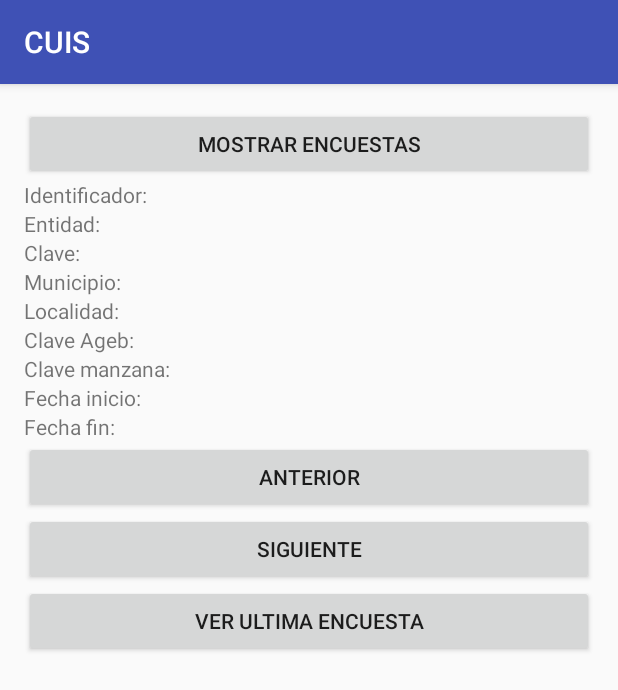
After one commit to sibok666/sdsProject, an Android app: the GetAllActivity screen opened directly, with no data from a screen before it, on a phone screen of 412 x 824 dp. The commit adds this screen. Shown: the top 690 px of the screen. Run offline under Robolectric (Android 15) with nearby library versions, the phone set to English and light mode, and no system bars.

Commit message:
Funciona ya el guardado en la BD remota,  para la primera parte de la encuesta.
Se obtienen los resultados y se muestran de manera limitada a 8 parametros para proposito de demo.

```diff
--- a/app/src/main/AndroidManifest.xml
+++ b/app/src/main/AndroidManifest.xml
@@ -64,7 +64,8 @@
         <activity android:name=".cuestionario.sedesol.paginas.hogar.Pagina4" />
         <activity android:name=".cuestionario.sedesol.paginas.hogar.Pagina5" />
         <activity android:name=".cuestionario.sedesol.paginas.hogar.AgregarIntegrante" />
-        <activity android:name=".cuestionario.sedesol.paginas.hogar.DatosIntegrantes"></activity>
+        <activity android:name=".cuestionario.sedesol.paginas.hogar.DatosIntegrantes" />
+        <activity android:name=".cuestionario.sedesol.paginas.GetAllActivity"></activity>
     </application>
 
 </manifest>
--- a/app/src/main/java/cuestionario/sedesol/com/democuestionario/IniciarSesion.java
+++ b/app/src/main/java/cuestionario/sedesol/com/democuestionario/IniciarSesion.java
@@ -10,6 +10,7 @@ import java.util.Date;
 import java.util.List;
 
 import cuestionario.entidades.Usuario;
+import cuestionario.sedesol.com.democuestionario.cuestionario.sedesol.paginas.GetAllActivity;
 import cuestionario.sedesol.com.democuestionario.cuestionario.sedesol.paginas.PageOne;
 
 import static android.content.ContentValues.TAG;
@@ -32,4 +33,9 @@ public class IniciarSesion extends AppCompatActivity {
         //}
 
     }
+
+    public void verEncuestas(View view){
+        Intent intent = new Intent(this, GetAllActivity.class);
+        startActivity(intent);
+    }
 }
--- /dev/null
+++ b/app/src/main/java/cuestionario/sedesol/com/democuestionario/cuestionario/sedesol/paginas/GetAllActivity.java
@@ -0,0 +1,229 @@
+package cuestionario.sedesol.com.democuestionario.cuestionario.sedesol.paginas;
+
+import android.app.ProgressDialog;
+import android.os.AsyncTask;
+import android.support.v7.app.AppCompatActivity;
+import android.os.Bundle;
+import android.view.View;
+import android.widget.Button;
+import android.widget.TextView;
+
+import org.apache.http.HttpEntity;
+import org.apache.http.HttpResponse;
+import org.apache.http.client.HttpClient;
+import org.apache.http.client.methods.HttpPost;
+import org.apache.http.impl.client.DefaultHttpClient;
+import org.json.JSONArray;
+import org.json.JSONException;
+import org.json.JSONObject;
+
+import java.io.BufferedReader;
+import java.io.IOException;
+import java.io.InputStream;
+import java.io.InputStreamReader;
+import java.text.ParseException;
+import java.text.SimpleDateFormat;
+import java.util.ArrayList;
+import java.util.Date;
+import java.util.List;
+
+import cuestionario.entidades.EncuestaGeneralPre;
+import cuestionario.sedesol.com.democuestionario.R;
+
+public class GetAllActivity extends AppCompatActivity {
+
+    TextView t1;
+    TextView t2;
+    TextView t3;
+    TextView t4;
+    TextView t5;
+    TextView t6;
+    TextView t7;
+    TextView t8;
+    TextView t9;
+    Integer posicion=0;
+    private ProgressDialog pDialog;
+
+    List<EncuestaGeneralPre> listaEncuestas=new ArrayList<EncuestaGeneralPre>();
+    EncuestaGeneralPre encuesta;
+
+    Button encuestaAnterior;
+    Button encuestaSiguiente;
+    Button encuestaFinal;
+
+    @Override
+    protected void onCreate(Bundle savedInstanceState) {
+        super.onCreate(savedInstanceState);
+        setContentView(R.layout.activity_get_all);
+        t1=(TextView) findViewById(R.id.entidadText);
+        t2=(TextView) findViewById(R.id.claveEntidadtext);
+        t3=(TextView) findViewById(R.id.municipioText);
+        t4=(TextView) findViewById(R.id.localidadText);
+        t5=(TextView) findViewById(R.id.claveAgebText);
+        t6=(TextView) findViewById(R.id.claveManzanaText);
+        t7=(TextView) findViewById(R.id.fechaInicioText);
+        t8=(TextView) findViewById(R.id.fechaFinText);
+        t9=(TextView) findViewById(R.id.numeroEncuestaText);
+        encuestaAnterior=(Button)findViewById(R.id.buttonEncuestaAnterior);
+        encuestaSiguiente=(Button)findViewById(R.id.buttonEncuestaSiguiente);
+        encuestaFinal=(Button)findViewById(R.id.buttonEncuestaFinal);
+
+        encuestaFinal.setOnClickListener(new View.OnClickListener() {
+            @Override
+            public void onClick(View v) {
+                if(!listaEncuestas.isEmpty()){
+                    mostrarEncuesta(listaEncuestas.size()-1);
+                }
+            }
+        });
+
+        encuestaSiguiente.setOnClickListener(new View.OnClickListener() {
+            @Override
+            public void onClick(View v) {
+                if(!listaEncuestas.isEmpty()){
+                    if(posicion>=listaEncuestas.size()-1){
+                        mostrarEncuesta(posicion);
+                    }else{
+                        posicion++;
+                        mostrarEncuesta(posicion);
+                    }
+                }
+            }
+        });
+
+        encuestaAnterior.setOnClickListener(new View.OnClickListener() {
+            @Override
+            public void onClick(View v) {
+                if(!listaEncuestas.isEmpty()){
+                    if(posicion<=0){
+                        posicion=0;
+                        mostrarEncuesta(posicion);
+                    }else{
+                        posicion--;
+                        mostrarEncuesta(posicion);
+                    }
+                }
+            }
+        });
+
+
+
+    }
+
+    public String mostrar(){
+        HttpClient httpClient=new DefaultHttpClient();
+        HttpPost httpPost=new HttpPost("http://www.dox.com.mx/sdsProject/getall.php");
+        String resultado="";
+        HttpResponse response;
+
+        try{
+            response=httpClient.execute(httpPost);
+            HttpEntity entity=response.getEntity();
+            resultado=fromStream(entity.getContent());
+
+        }catch(Exception e){
+            e.printStackTrace();
+        }
+
+        return resultado;
+    }
+
+
+    public String fromStream(InputStream in) throws IOException
+    {
+        BufferedReader reader = new BufferedReader(new InputStreamReader(in));
+        StringBuilder out = new StringBuilder();
+        String newLine = System.getProperty("line.separator");
+        String line;
+        while ((line = reader.readLine()) != null) {
+            out.append(line);
+            out.append(newLine);
+        }
+        return out.toString();
+    }
+
+    public boolean filtrarDatos(){
+        listaEncuestas.clear();
+        String data=mostrar();
+        if(!data.equalsIgnoreCase("")){
+            try{
+                JSONObject jsonObject=new JSONObject(data);
+                JSONArray jsonArray=jsonObject.optJSONArray("encuestasAplicadas");
+
+                SimpleDateFormat formatter = new SimpleDateFormat("dd-MM-yyyy HH:mm:ss");
+
+                for(int i=0;i<jsonArray.length();i++){
+                    encuesta=new EncuestaGeneralPre();
+                    JSONObject jsonArrayChild=jsonArray.getJSONObject(i);
+                    encuesta.setFechaInicio(formatter.parse(jsonArrayChild.optString("fechaInicio")));
+                    encuesta.setFechaFin(formatter.parse(jsonArrayChild.optString("fechaFin")));
+                    encuesta.setEntidadFederativa(jsonArrayChild.optString("entidadFederativa"));
+                    encuesta.setClaveAgeb(jsonArrayChild.optString("claveAgeb"));
+                    encuesta.setClaveManzana(jsonArrayChild.optString("claveManzana"));
+                    encuesta.setLocalidad(jsonArrayChild.optString("localidad"));
+                    encuesta.setMunicipio(jsonArrayChild.optString("municipio"));
+                    encuesta.setClaveEntidad(jsonArrayChild.optString("claveEntidad"));
+                    encuesta.setLatitud(jsonArrayChild.optLong("latitud"));
+                    encuesta.setLongitud(jsonArrayChild.optLong("longitud"));
+                    encuesta.setIdEncuesta(jsonArrayChild.optInt("idEncuesta"));
+                    listaEncuestas.add(encuesta);
+                }
+            }catch (JSONException e){
+                e.printStackTrace();
+            }catch (ParseException p){
+                p.printStackTrace();
+            }
+            return true;
+        }
+        return false;
+    }
+
+    public void obtenerListadoEncuestas(View view) {
+        new Mostrar().execute();
+    }
+
+    public void mostrarEncuesta(final Integer posicion){
+        final SimpleDateFormat format=new SimpleDateFormat("dd/MM/yyyy HH:mm:ss");
+
+        runOnUiThread(new Runnable() {
+            @Override
+            public void run() {
+                encuesta=listaEncuestas.get(posicion);
+                t9.setText("Identificador: "+encuesta.getIdEncuesta());
+                t1.setText("Entidad: "+encuesta.getEntidadFederativa());
+                t2.setText("Clave: "+encuesta.getClaveEntidad());
+                t3.setText("Municipio: "+encuesta.getMunicipio());
+                t4.setText("Localidad: "+encuesta.getLocalidad());
+                t5.setText("Clave ageb:"+encuesta.getClaveAgeb());
+                t6.setText("Clave Manzana: "+encuesta.getClaveManzana());
+                t7.setText(format.format(encuesta.getFechaInicio()));
+                t8.setText(format.format(encuesta.getFechaFin()));
+
+            }
+        });
+
+    }
+
+    class Mostrar extends AsyncTask<String,String,String>{
+
+        @Override
+        protected String doInBackground(String... params) {
+            if(filtrarDatos()){
+                mostrarEncuesta(posicion);
+            }
+            pDialog.dismiss();
+            return null;
+        }
+
+        @Override
+        protected void onPreExecute() {
+            super.onPreExecute();
+            pDialog = new ProgressDialog(GetAllActivity.this);
+            pDialog.setMessage("Obteniendo información...");
+            pDialog.setIndeterminate(false);
+            pDialog.setCancelable(true);
+            pDialog.show();
+        }
+
+    }
+}
--- a/app/src/main/java/cuestionario/sedesol/com/democuestionario/cuestionario/sedesol/paginas/TresBActivity.java
+++ b/app/src/main/java/cuestionario/sedesol/com/democuestionario/cuestionario/sedesol/paginas/TresBActivity.java
@@ -71,6 +71,7 @@ public class TresBActivity extends AppCompatActivity {
         //intent.putExtra("EncuestaGeneralPre",encuestaGeneralPre);
         Bundle bundle=new Bundle();
         bundle.putSerializable("EncuestaGeneralPre",encuestaGeneralPre);
+        intent.putExtras(bundle);
         startActivity(intent);
     }
 }
--- a/app/src/main/java/cuestionario/sedesol/com/democuestionario/cuestionario/sedesol/paginas/TresCActivity.java
+++ b/app/src/main/java/cuestionario/sedesol/com/democuestionario/cuestionario/sedesol/paginas/TresCActivity.java
@@ -88,6 +88,7 @@ public class TresCActivity extends AppCompatActivity {
         //intent.putExtra("EncuestaGeneralPre",encuestaGeneralPre);
         Bundle bundle=new Bundle();
         bundle.putSerializable("EncuestaGeneralPre",encuestaGeneralPre);
+        intent.putExtras(bundle);
         startActivity(intent);
     }
 
--- a/app/src/main/java/cuestionario/sedesol/com/democuestionario/cuestionario/sedesol/paginas/TresCSecondActivity.java
+++ b/app/src/main/java/cuestionario/sedesol/com/democuestionario/cuestionario/sedesol/paginas/TresCSecondActivity.java
@@ -95,6 +95,7 @@ public class TresCSecondActivity extends AppCompatActivity {
         //intent.putExtra("EncuestaGeneralPre",encuestaGeneralPre);
         Bundle bundle=new Bundle();
         bundle.putSerializable("EncuestaGeneralPre",encuestaGeneralPre);
+        intent.putExtras(bundle);
         startActivity(intent);
     }
 }
--- /dev/null
+++ b/app/src/main/res/layout/activity_get_all.xml
@@ -0,0 +1,102 @@
+<?xml version="1.0" encoding="utf-8"?>
+<RelativeLayout xmlns:android="http://schemas.android.com/apk/res/android"
+    xmlns:tools="http://schemas.android.com/tools"
+    android:id="@+id/activity_get_all"
+    android:layout_width="match_parent"
+    android:layout_height="match_parent"
+    android:paddingBottom="@dimen/activity_vertical_margin"
+    android:paddingLeft="@dimen/activity_horizontal_margin"
+    android:paddingRight="@dimen/activity_horizontal_margin"
+    android:paddingTop="@dimen/activity_vertical_margin"
+    tools:context="cuestionario.sedesol.com.democuestionario.cuestionario.sedesol.paginas.GetAllActivity">
+
+    <ScrollView
+        android:layout_width="match_parent"
+        android:layout_height="match_parent">
+
+        <LinearLayout
+            android:layout_width="match_parent"
+            android:layout_height="wrap_content"
+            android:orientation="vertical" >
+
+            <Button
+                android:text="Mostrar encuestas"
+                android:layout_width="match_parent"
+                android:layout_height="wrap_content"
+                android:id="@+id/buttonGetAll"
+                android:onClick="obtenerListadoEncuestas" />
+
+            <TextView
+                android:text="Identificador:"
+                android:layout_width="match_parent"
+                android:layout_height="wrap_content"
+                android:id="@+id/numeroEncuestaText" />
+
+            <TextView
+                android:text="Entidad:"
+                android:layout_width="match_parent"
+                android:layout_height="wrap_content"
+                android:id="@+id/entidadText" />
+
+            <TextView
+                android:layout_width="match_parent"
+                android:layout_height="wrap_content"
+                android:id="@+id/claveEntidadtext"
+                android:text="Clave:" />
+
+            <TextView
+                android:text="Municipio:"
+                android:layout_width="match_parent"
+                android:layout_height="wrap_content"
+                android:id="@+id/municipioText" />
+
+            <TextView
+                android:text="Localidad:"
+                android:layout_width="match_parent"
+                android:layout_height="wrap_content"
+                android:id="@+id/localidadText" />
+
+            <TextView
+                android:text="Clave Ageb:"
+                android:layout_width="match_parent"
+                android:layout_height="wrap_content"
+                android:id="@+id/claveAgebText" />
+
+            <TextView
+                android:text="Clave manzana:"
+                android:layout_width="match_parent"
+                android:layout_height="wrap_content"
+                android:id="@+id/claveManzanaText" />
+
+            <TextView
+                android:text="Fecha inicio:"
+                android:layout_width="match_parent"
+                android:layout_height="wrap_content"
+                android:id="@+id/fechaInicioText" />
+
+            <TextView
+                android:text="Fecha fin:"
+                android:layout_width="match_parent"
+                android:layout_height="wrap_content"
+                android:id="@+id/fechaFinText" />
+
+            <Button
+                android:text="Anterior"
+                android:layout_width="match_parent"
+                android:layout_height="wrap_content"
+                android:id="@+id/buttonEncuestaAnterior" />
+
+            <Button
+                android:text="Siguiente"
+                android:layout_width="match_parent"
+                android:layout_height="wrap_content"
+                android:id="@+id/buttonEncuestaSiguiente" />
+
+            <Button
+                android:text="ver ultima encuesta"
+                android:layout_width="match_parent"
+                android:layout_height="wrap_content"
+                android:id="@+id/buttonEncuestaFinal" />
+        </LinearLayout>
+    </ScrollView>
+</RelativeLayout>
--- a/app/src/main/res/layout/activity_tres_b.xml
+++ b/app/src/main/res/layout/activity_tres_b.xml
@@ -178,7 +178,7 @@
                 android:id="@+id/button3"
                 android:layout_alignParentRight="true"
                 android:layout_alignParentEnd="true"
-                android:onClick="irAApartadoIdentificacionDelHogar (TresBActivity)" />
+                android:onClick="irAApartadoIdentificacionDelHogar" />
         </LinearLayout>
     </ScrollView>
 
--- a/app/src/main/res/layout/activity_tres_c.xml
+++ b/app/src/main/res/layout/activity_tres_c.xml
@@ -204,7 +204,7 @@
                 android:layout_width="match_parent"
                 android:layout_height="wrap_content"
                 android:id="@+id/button4"
-                android:onClick="irAApartadoTresC2 (TresCActivity)" />
+                android:onClick="irAApartadoTresC2" />
         </LinearLayout>
     </ScrollView>
 
--- a/app/src/main/res/layout/activity_tres_csecond.xml
+++ b/app/src/main/res/layout/activity_tres_csecond.xml
@@ -206,7 +206,7 @@
                 android:layout_width="match_parent"
                 android:layout_height="wrap_content"
                 android:id="@+id/button6"
-                android:onClick="irAApartadoIdentificacionDelHogar (TresCSecondActivity)" />
+                android:onClick="irAApartadoIdentificacionDelHogar" />
         </LinearLayout>
     </ScrollView>
 
```
Also changed, not shown: app/src/main/java/cuestionario/sedesol/com/democuestionario/cuestionario/sedesol/paginas/IdentificacionDelHogarSecond.java (+24 -13 lines), app/src/main/res/layout/activity_iniciar_sesion.xml (+26 -5 lines).
